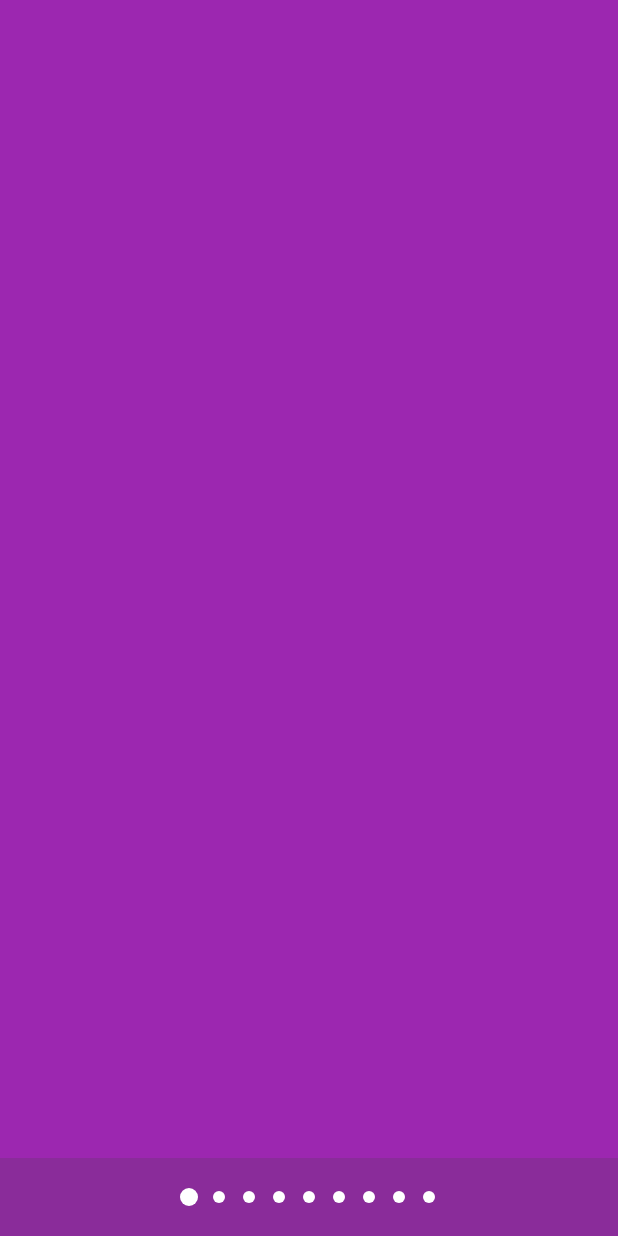
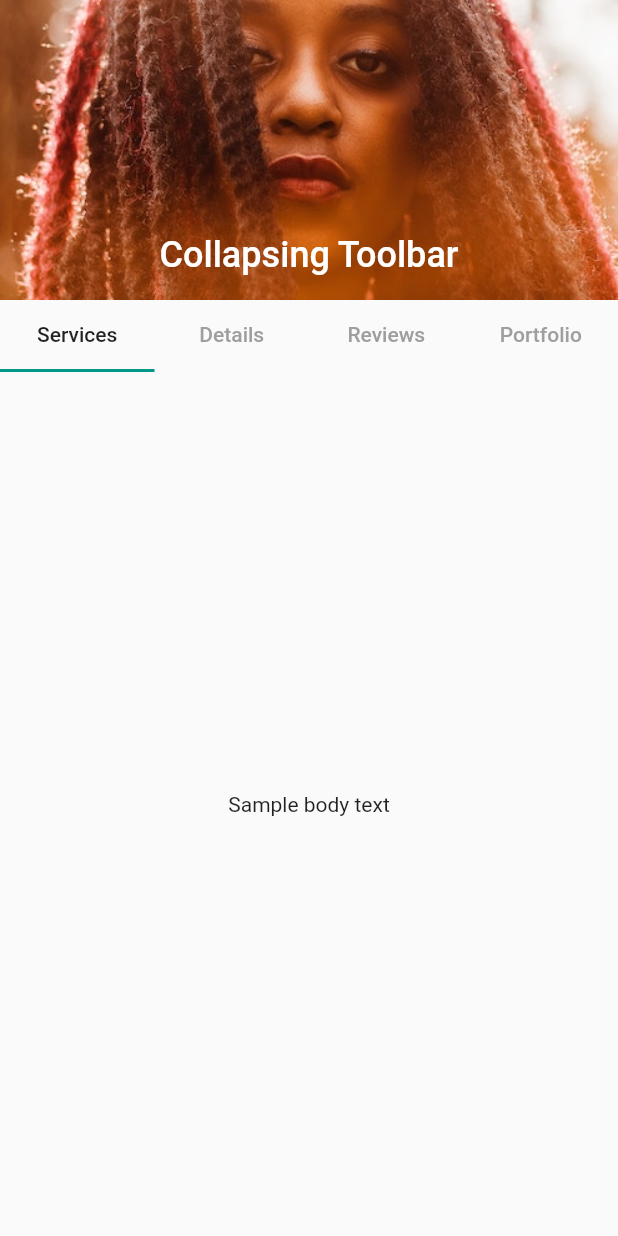
Before and after one commit to YemaneZewdu/my-braider, a Flutter app: the screen it shows after launch, on a phone screen of 412 x 824 dp. Run offline on Flutter 3.47's test engine with Material 2 defaults, Android fonts, the phone set to English and light mode, and no system bars; our stand-ins replace cached_network_image, smooth_star_rating.

Commit message:
Add SliverAppBar with tabbar sample

```diff
--- /dev/null
+++ b/lib/examples/sliverappbar_with_tabbar.dart
@@ -0,0 +1,83 @@
+import 'package:flutter/material.dart';
+
+class MySliverAppbarWithTabScreen extends StatefulWidget {
+  @override
+  State createState() => new MySliverAppbarWithTabScreenState();
+}
+
+class MySliverAppbarWithTabScreenState
+    extends State<MySliverAppbarWithTabScreen> {
+  var tabTitles = ["Services", "Details", "Reviews", "Portfolio"];
+
+  @override
+  Widget build(BuildContext context) {
+    return Scaffold(
+      body: DefaultTabController(
+        length: tabTitles.length,
+        child: NestedScrollView(
+          headerSliverBuilder: (BuildContext context, bool innerBoxIsScrolled) {
+            return <Widget>[
+              SliverAppBar(
+                expandedHeight: 200.0,
+                floating: false,
+                pinned: true,
+                flexibleSpace: FlexibleSpaceBar(
+                  centerTitle: true,
+                  title: Text("Collapsing Toolbar",
+                      style: TextStyle(
+                        color: Colors.white,
+                        fontSize: 16.0,
+                      )),
+                  background: Image.asset("assets/test.jpg", fit: BoxFit.cover),
+                ),
+              ),
+              SliverPersistentHeader(
+                delegate: _SliverAppBarDelegate(
+                  TabBar(
+                    labelColor: Colors.black87,
+                    unselectedLabelColor: Colors.grey,
+                    tabs: [
+                      Tab(icon: Text(tabTitles[0])),
+                      Tab(icon: Text(tabTitles[1])),
+                      Tab(icon: Text(tabTitles[2])),
+                      Tab(icon: Text(tabTitles[3])),
+                    ],
+                  ),
+                ),
+                pinned: true,
+              ),
+            ];
+          },
+          body: Center(
+            child: Text("Sample body text"),
+          ),
+        ),
+      ),
+    );
+  }
+}
+
+class _SliverAppBarDelegate extends SliverPersistentHeaderDelegate {
+  _SliverAppBarDelegate(this._tabBar);
+
+  final TabBar _tabBar;
+
+  @override
+  double get minExtent => _tabBar.preferredSize.height;
+
+  @override
+  double get maxExtent => _tabBar.preferredSize.height;
+
+  @override
+  Widget build(
+      BuildContext context, double shrinkOffset, bool overlapsContent) {
+    return new Container(
+      child: _tabBar,
+    );
+  }
+
+  @override
+  bool shouldRebuild(_SliverAppBarDelegate oldDelegate) {
+    return false;
+  }
+}
--- a/lib/main.dart
+++ b/lib/main.dart
@@ -1,6 +1,5 @@
 import 'package:flutter/material.dart';
-import 'package:my_braider/examples/page_indicator.dart';
-import 'package:my_braider/home/HomeScreen.dart';
+import 'package:my_braider/examples/sliverappbar_with_tabbar.dart';
 
 void main() => runApp(MyApp());
 
@@ -24,7 +23,7 @@ class MyApp extends StatelessWidget {
         primarySwatch: Colors.blue,
         accentColor: Colors.teal,
       ),
-      home: MyPageIndicatorSampleScreen(),
+      home: MySliverAppbarWithTabScreen(),
     );
   }
 }
```
